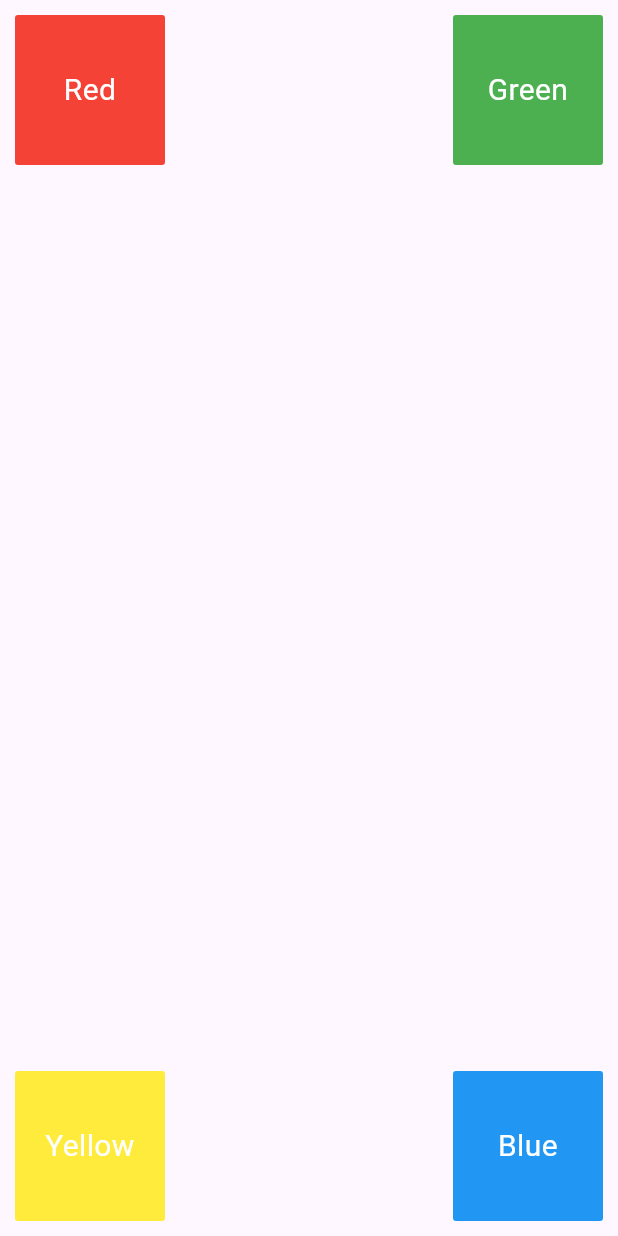
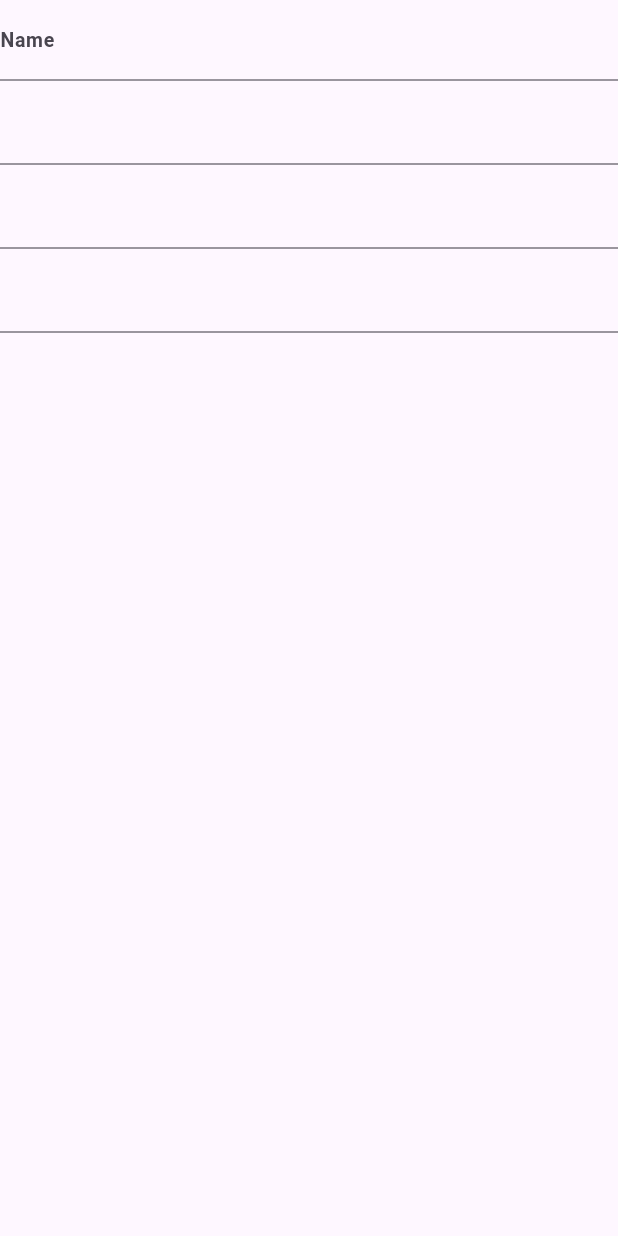
Before and after one commit to Rokeya17/Flutter-practices, a Flutter app: the screen it shows after launch, on a phone screen of 412 x 824 dp. Run offline on Flutter 3.47's test engine with Material 3 defaults, Android fonts, the phone set to English and light mode, and no system bars; our stand-ins replace gap.

Commit message:
task 2 has been added

```diff
--- a/flutter_practices/lib/View/first_task.dart
+++ b/flutter_practices/lib/View/task_1.dart
@@ -5,7 +5,7 @@ class FirstTask extends StatelessWidget {
 
   @override
   Widget build(BuildContext context) {
-    return Scaffold(
+    return const Scaffold(
       body: SafeArea(
         child: Stack(
           children:[
--- /dev/null
+++ b/flutter_practices/lib/View/task_2.dart
@@ -0,0 +1,36 @@
+import 'package:flutter/material.dart';
+import 'package:gap/gap.dart';
+
+class ProfileScreen extends StatefulWidget {
+  const ProfileScreen({super.key});
+
+  @override
+  State<ProfileScreen> createState() => _ProfileScreenState();
+}
+
+class _ProfileScreenState extends State<ProfileScreen> {
+  @override
+  Widget build(BuildContext context) {
+    return Scaffold(
+      body: SafeArea(
+        child: Column(
+          children: [
+            TextFormField(
+              decoration:InputDecoration(
+                labelText: "Name",
+                labelStyle: TextStyle(fontSize: 13,fontWeight: FontWeight.w600),
+              ),
+            ),
+            Gap(8),
+            TextFormField(),
+            Gap(8),
+            TextFormField(),
+            Gap(8),
+            TextFormField(),
+
+          ],
+        ),
+      ),
+    );
+  }
+}
--- a/flutter_practices/lib/View/task_component.dart
+++ b/flutter_practices/lib/View/task_component.dart
@@ -19,6 +19,7 @@ class TaskComponent extends StatelessWidget {
   @override
   Widget build(BuildContext context) {
     return Positioned(
+
       top: top,
       bottom: bottom,
       left: left,
--- a/flutter_practices/lib/app.dart
+++ b/flutter_practices/lib/app.dart
@@ -1,5 +1,6 @@
 import 'package:flutter/material.dart';
-import 'package:flutter_practices/View/first_task.dart';
+import 'package:flutter_practices/View/task_1.dart';
+import 'package:flutter_practices/View/task_2.dart';
 
 class FlutterApp extends StatelessWidget {
   const FlutterApp({super.key});
@@ -7,7 +8,7 @@ class FlutterApp extends StatelessWidget {
   @override
   Widget build(BuildContext context) {
     return const MaterialApp(
-      home: FirstTask(),
+      home: ProfileScreen(),
     );
   }
 }
--- a/flutter_practices/pubspec.yaml
+++ b/flutter_practices/pubspec.yaml
@@ -35,6 +35,7 @@ dependencies:
   # The following adds the Cupertino Icons font to your application.
   # Use with the CupertinoIcons class for iOS style icons.
   cupertino_icons: ^1.0.6
+  gap: ^3.0.1
 
 dev_dependencies:
   flutter_test:
```
Also changed, not shown: flutter_practices/pubspec.lock.
